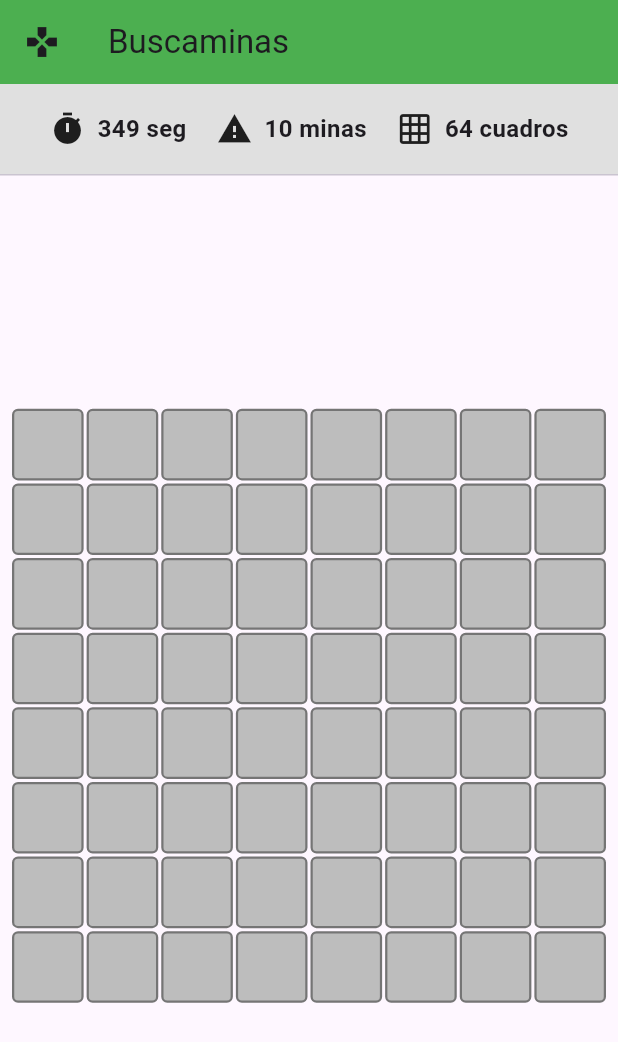
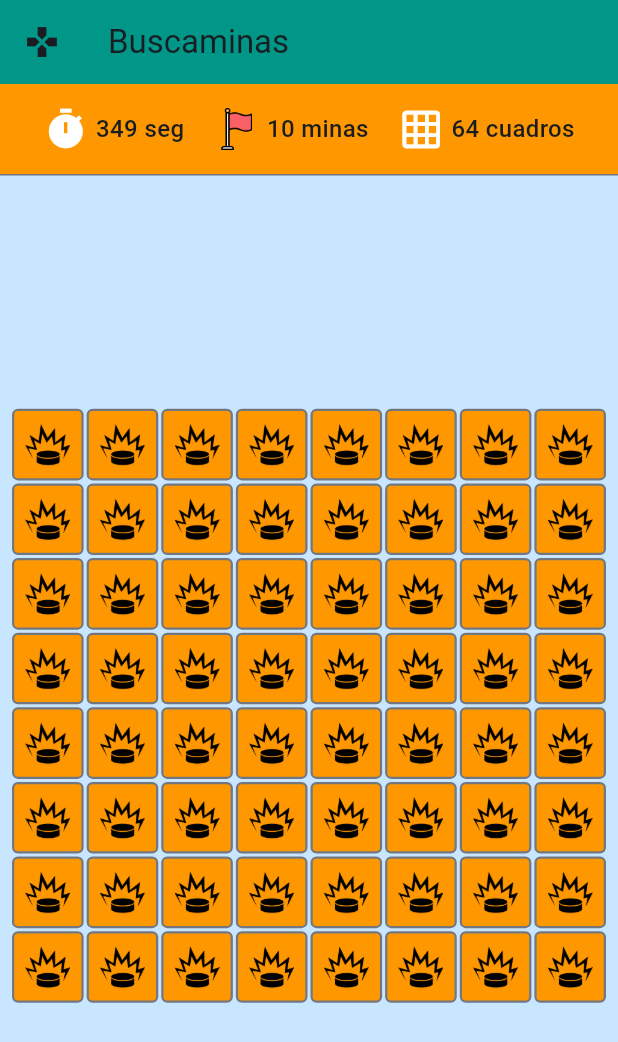
Before and after one commit to RenaLG5/3479A321_2023479013, a Flutter app: the screen it shows after launch, on a phone screen of 412 x 824 dp. Shown: the top 1042 px of the screen. Run offline on Flutter 3.47's test engine with Material 3 defaults, Android fonts, the phone set to English and light mode, and no system bars; our stand-ins replace logger.

Commit message:
Implementación de assets y estilos

```diff
--- a/lib/main.dart
+++ b/lib/main.dart
@@ -19,8 +19,21 @@ class MyApp extends StatelessWidget {
   Widget build(BuildContext context) {
     return MaterialApp(
       title: 'Buscaminas',
-      theme: ThemeData(primarySwatch: Colors.blue),
-      home: const MinesweeperScreen(), //nueva pantalla
+
+      theme: ThemeData(
+        colorScheme: ColorScheme.fromSeed(
+          seedColor: Colors.blue,
+          primary: Colors.teal,
+          secondary: Colors.orange,
+        ),
+        scaffoldBackgroundColor: const Color.fromARGB(255, 200, 230, 255),
+        textTheme: const TextTheme(
+          bodyMedium: TextStyle(fontSize: 16, fontWeight: FontWeight.w500),
+        ),
+        useMaterial3: true,
+      ),
+
+      home: const MinesweeperScreen(),
     );
   }
 }
--- a/lib/ui/screens/minesweeper_screen.dart
+++ b/lib/ui/screens/minesweeper_screen.dart
@@ -1,72 +1,65 @@
 import 'package:flutter/material.dart';
 import '../widgets/mine_cell.dart';
 import 'package:logger/logger.dart';
-
 
 var logger = Logger();
 
 class MinesweeperScreen extends StatelessWidget {
   const MinesweeperScreen({Key? key}) : super(key: key);
+
   @override
   Widget build(BuildContext context) {
     logger.i('Renderizando MinesweeperScreen');
+
+    final theme = Theme.of(context);
+
     return Scaffold(
       appBar: AppBar(
-        backgroundColor: Colors.green,
+        backgroundColor: theme.colorScheme.primary,
         leading: const Icon(Icons.games),
         title: const Text('Buscaminas'),
       ),
       body: SafeArea(
-        // Protege la UI de los bordes del dispositivo
         child: Column(
-          // Apila el marcador arriba y el tablero abajo
           children: [
             // Área de Status
             Container(
               height: 60,
-              color: Colors.grey[300],
+              color: theme.colorScheme.secondary,
               child: Center(
                 child: Row(
                   mainAxisAlignment: MainAxisAlignment.center,
-                  children: const [
-                    Icon(Icons.timer),
-                    SizedBox(width: 8),
-                    Text(
-                      '349 seg',
-                      style: TextStyle(
-                        fontWeight: FontWeight.bold,
-                        fontSize: 16,
-                      ),
+                  children: [
+                    Icon(
+                      Icons.timer,
+                      size: 30,
+                      color: theme.colorScheme.onSecondary,
                     ),
+                    const SizedBox(width: 5),
+                    Text('349 seg', style: theme.textTheme.bodyMedium),
 
-                    SizedBox(width: 20),
+                    const SizedBox(width: 20),
 
-                    Icon(Icons.warning),
-                    SizedBox(width: 8),
-                    Text(
-                      '10 minas',
-                      style: TextStyle(
-                        fontWeight: FontWeight.bold,
-                        fontSize: 16,
-                      ),
+                    Image.asset('assets/icons/flag.png', width: 30, height: 30),
+                    const SizedBox(width: 5),
+                    Text('10 minas', style: theme.textTheme.bodyMedium),
+
+                    const SizedBox(width: 20),
+
+                    Icon(
+                      Icons.grid_on,
+                      size: 30,
+                      color: theme.colorScheme.onSecondary,
                     ),
-
-                    SizedBox(width: 20),
-
-                    Icon(Icons.grid_on),
-                    SizedBox(width: 8),
-                    Text(
-                      '64 cuadros',
-                      style: TextStyle(
-                        fontWeight: FontWeight.bold,
-                        fontSize: 16,
-                      ),
-                    ),
+                    const SizedBox(width: 5),
+                    Text('64 cuadros', style: theme.textTheme.bodyMedium),
                   ],
                 ),
               ),
             ),
-            const Divider(height: 1),
+
+            Divider(height: 1, color: theme.colorScheme.outline),
+
             // Área de Juego
             Expanded(child: _gameBoard()),
           ],
@@ -77,19 +70,20 @@ class MinesweeperScreen extends StatelessWidget {
 
   Widget _gameBoard() {
     logger.d('Construyendo tablero');
+
     return Center(
       child: Padding(
         padding: const EdgeInsets.all(8.0),
         child: AspectRatio(
-          aspectRatio: 1.0, // Cuadrado perfecto
+          aspectRatio: 1.0,
           child: GridView.builder(
-            physics: const NeverScrollableScrollPhysics(), // Bloquea el scroll
+            physics: const NeverScrollableScrollPhysics(),
             gridDelegate: const SliverGridDelegateWithFixedCrossAxisCount(
-              crossAxisCount: 8, // 8 columnas
+              crossAxisCount: 8,
               crossAxisSpacing: 2.0,
               mainAxisSpacing: 2.0,
             ),
-            itemCount: 64, // 8x8 = 64 celdas
+            itemCount: 64,
             itemBuilder: (context, index) {
               return MineCell(index: index);
             },
--- a/lib/ui/widgets/mine_cell.dart
+++ b/lib/ui/widgets/mine_cell.dart
@@ -10,12 +10,16 @@ class MineCell extends StatelessWidget {
 
   @override
   Widget build(BuildContext context) {
-    logger.d('Celda: $index');
+    final theme = Theme.of(context);
+
     return Container(
       decoration: BoxDecoration(
-        color: Colors.grey[400],
-        border: Border.all(color: Colors.grey[600]!, width: 1.5),
+        color: theme.colorScheme.secondary, // 👈 color del tema
+        border: Border.all(color: theme.colorScheme.outline, width: 1.5),
         borderRadius: BorderRadius.circular(4),
+      ),
+      child: Center(
+        child: Image.asset('assets/icons/land-mine.png', width: 30, height: 30),
       ),
     );
   }
--- a/pubspec.yaml
+++ b/pubspec.yaml
@@ -58,6 +58,11 @@ flutter:
   # the material Icons class.
   uses-material-design: true
 
+  assets:
+    - assets/images/
+    - assets/icons/
+    - assets/fonts/
+
   # To add assets to your application, add an assets section, like this:
   # assets:
   #   - images/a_dot_burr.jpeg
```
Also changed, not shown: assets/icons/flag.png (added), assets/icons/land-mine.png (added).
